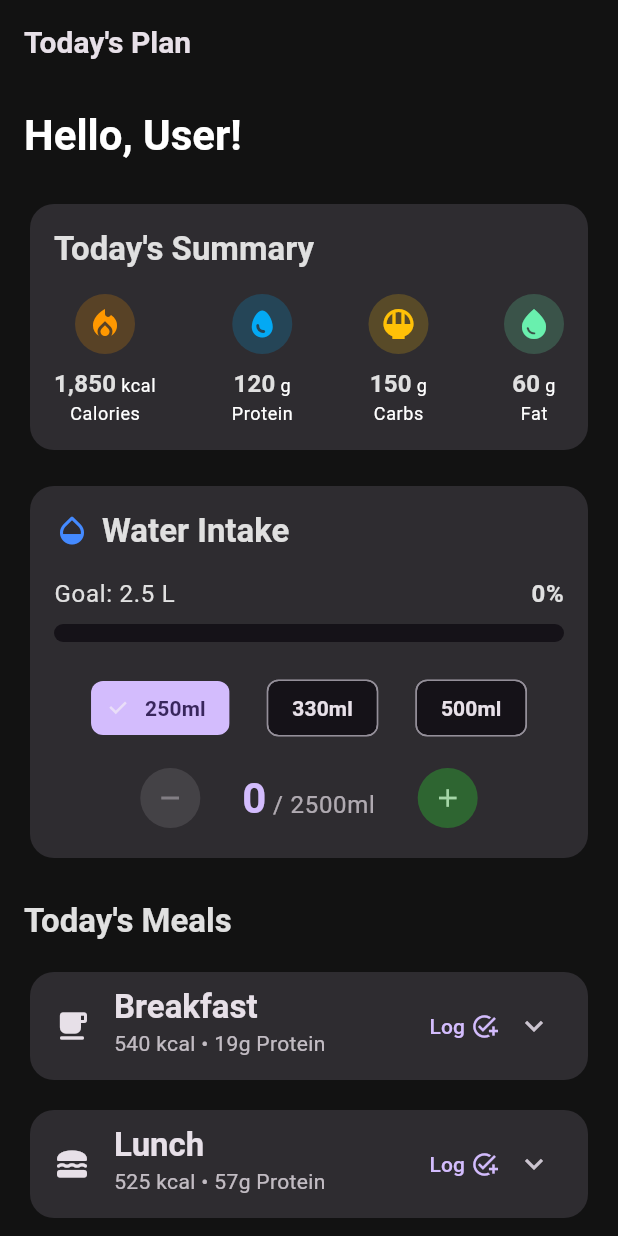
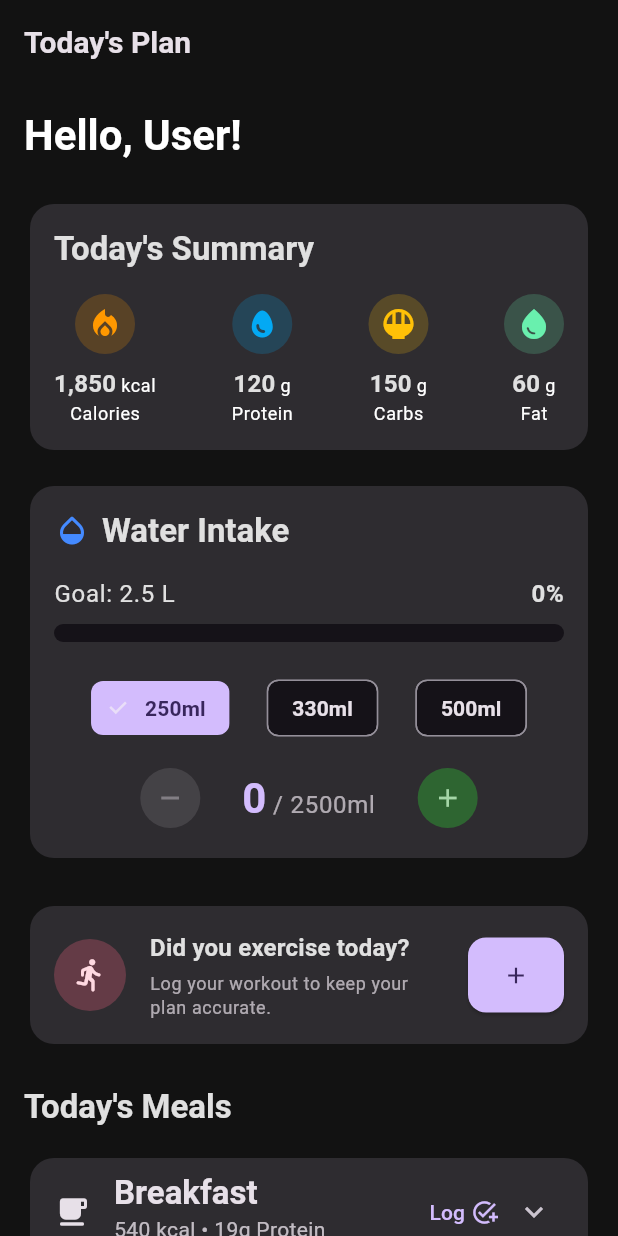
Before and after one commit to devrugu/health_ai_app, a Flutter app: the DashboardScreen screen opened directly, on a phone screen of 412 x 824 dp. Run offline on Flutter 3.47's test engine with Material 3 defaults, Android fonts, the phone set to English and light mode, and no system bars; drawn by our look-alikes of flutter_animate.

Commit message:
feat(dashboard): Add UI for logging a workout

```diff
--- a/lib/src/features/dashboard/presentation/screens/dashboard_screen.dart
+++ b/lib/src/features/dashboard/presentation/screens/dashboard_screen.dart
@@ -3,7 +3,8 @@
 import 'package:flutter/material.dart';
 import 'package:flutter_animate/flutter_animate.dart';
 import 'package:health_ai_app/src/features/dashboard/presentation/widgets/daily_summary_card.dart';
-import 'package:health_ai_app/src/features/dashboard/presentation/widgets/meal_plan_card.dart'; // Import new card
+import 'package:health_ai_app/src/features/dashboard/presentation/widgets/log_workout_card.dart'; // Import the new card
+import 'package:health_ai_app/src/features/dashboard/presentation/widgets/meal_plan_card.dart';
 import 'package:health_ai_app/src/features/dashboard/presentation/widgets/water_tracker_card.dart';
 
 class DashboardScreen extends StatelessWidget {
@@ -41,12 +42,20 @@ class DashboardScreen extends StatelessWidget {
               .fadeIn(delay: 700.ms, duration: 400.ms)
               .slideY(begin: 0.2, end: 0),
 
-          const SizedBox(height: 24), // Add spacing before the meal plan
+          const SizedBox(height: 24),
 
-          // --- ADDED THE MEAL PLAN CARD ---
+          // NEW: Add the Log Workout card here, between water and meals.
+          const LogWorkoutCard()
+              .animate()
+              .fadeIn(delay: 900.ms, duration: 400.ms)
+              .slideY(begin: 0.2, end: 0),
+
+          const SizedBox(height: 24),
+
           const MealPlanCard()
               .animate()
-              .fadeIn(delay: 900.ms, duration: 400.ms)
+              // Adjust delay to follow the new card
+              .fadeIn(delay: 1100.ms, duration: 400.ms)
               .slideY(begin: 0.2, end: 0),
         ],
       ),
--- /dev/null
+++ b/lib/src/features/dashboard/presentation/widgets/log_workout_card.dart
@@ -0,0 +1,64 @@
+// lib/src/features/dashboard/presentation/widgets/log_workout_card.dart
+
+import 'package:flutter/material.dart';
+
+class LogWorkoutCard extends StatelessWidget {
+  const LogWorkoutCard({super.key});
+
+  @override
+  Widget build(BuildContext context) {
+    final theme = Theme.of(context);
+
+    return Card(
+      color: theme.colorScheme.surfaceVariant.withOpacity(0.5),
+      elevation: 0,
+      shape: RoundedRectangleBorder(borderRadius: BorderRadius.circular(16)),
+      child: Padding(
+        padding: const EdgeInsets.all(16.0),
+        child: Row(
+          children: [
+            // Icon for visual representation
+            CircleAvatar(
+              radius: 24,
+              backgroundColor: theme.colorScheme.tertiaryContainer,
+              child: Icon(
+                Icons.directions_run_rounded,
+                color: theme.colorScheme.onTertiaryContainer,
+              ),
+            ),
+            const SizedBox(width: 16),
+            // Text content
+            Expanded(
+              child: Column(
+                crossAxisAlignment: CrossAxisAlignment.start,
+                children: [
+                  Text(
+                    "Did you exercise today?",
+                    style: theme.textTheme.titleMedium
+                        ?.copyWith(fontWeight: FontWeight.bold),
+                  ),
+                  const SizedBox(height: 4),
+                  Text(
+                    "Log your workout to keep your plan accurate.",
+                    style: theme.textTheme.bodySmall?.copyWith(
+                      color: theme.colorScheme.onSurface.withOpacity(0.7),
+                    ),
+                  ),
+                ],
+              ),
+            ),
+            const SizedBox(width: 16),
+            // The action button
+            ElevatedButton(
+              onPressed: () {
+                // In the next step, this will open a new screen.
+                print("Log Workout button pressed!");
+              },
+              child: const Icon(Icons.add),
+            ),
+          ],
+        ),
+      ),
+    );
+  }
+}
```
Also changed, not shown: lib/src/features/onboarding/presentation/screens/onboarding_details_screen.dart (+33 -16 lines), lib/src/features/onboarding/presentation/widgets/metric_input_step.dart (+9 -8 lines).
